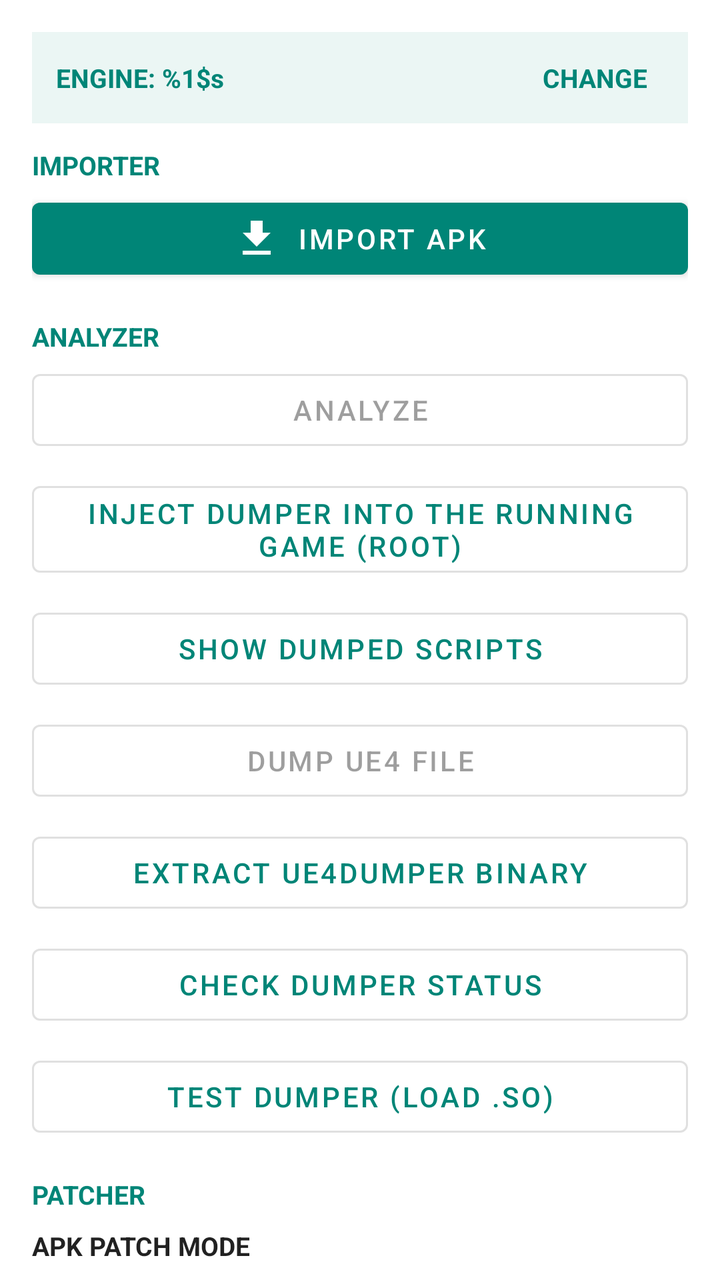
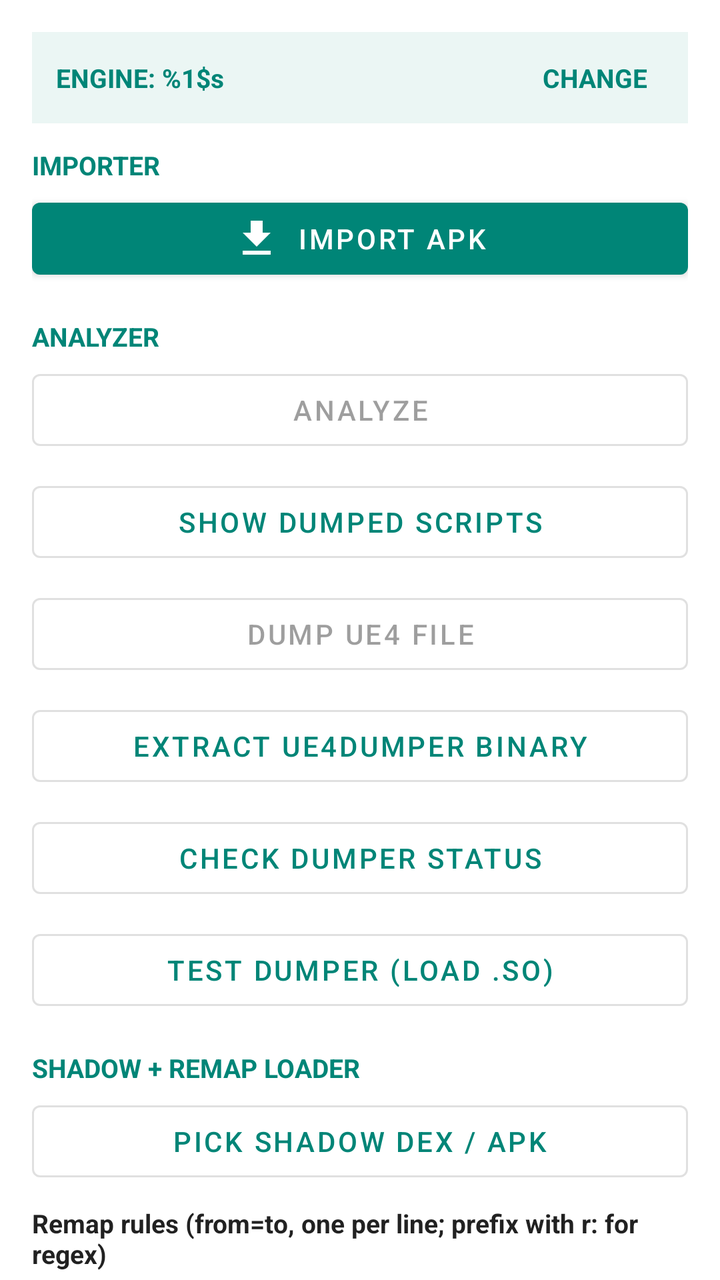

The first picture is an Android layout as it rendered before a commit; the second is the same layout after the commit. The layout source and the unified diff follow.
<!-- AndroidManifest.xml: application theme AppTheme -->
<!-- res/layout/fragment_home.xml -->
<?xml version="1.0" encoding="utf-8"?>
<androidx.core.widget.NestedScrollView
    xmlns:android="http://schemas.android.com/apk/res/android"
    xmlns:app="http://schemas.android.com/apk/res-auto"
    android:id="@+id/home_scroll"
    android:layout_width="match_parent"
    android:layout_height="match_parent"
    android:fillViewport="true">

    <LinearLayout
        android:layout_width="match_parent"
        android:layout_height="wrap_content"
        android:orientation="vertical"
        android:padding="16dp">

        <LinearLayout
            android:layout_width="match_parent"
            android:layout_height="wrap_content"
            android:background="#14008877"
            android:gravity="center_vertical"
            android:orientation="horizontal"
            android:paddingStart="12dp"
            android:paddingTop="6dp"
            android:paddingEnd="12dp"
            android:paddingBottom="6dp">

            <TextView
                android:id="@+id/engine_label"
                android:layout_width="0dp"
                android:layout_height="wrap_content"
                android:layout_weight="1"
                android:text="@string/engine_label"
                android:textColor="@color/colorPrimary"
                android:textSize="13sp"
                android:textStyle="bold" />

            <TextView
                android:id="@+id/engine_change"
                android:layout_width="wrap_content"
                android:layout_height="wrap_content"
                android:background="?android:attr/selectableItemBackground"
                android:clickable="true"
                android:focusable="true"
                android:padding="8dp"
                android:text="@string/engine_change"
                android:textColor="@color/colorPrimary"
                android:textSize="13sp"
                android:textStyle="bold" />
        </LinearLayout>

        <TextView
            android:id="@+id/section_importer"
            android:layout_width="wrap_content"
            android:layout_height="wrap_content"
            android:layout_marginTop="12dp"
            android:layout_marginBottom="4dp"
            android:text="@string/section_importer"
            android:textColor="@color/colorPrimary"
            android:textSize="13sp"
            android:textStyle="bold" />

        <com.google.android.material.button.MaterialButton
            android:id="@+id/import_apk"
            android:layout_width="match_parent"
            android:layout_height="wrap_content"
            android:text="@string/import_apk"
            app:icon="@drawable/ic_import"
            app:iconGravity="textStart" />

        <TextView
            android:id="@+id/section_analyzer"
            android:layout_width="wrap_content"
            android:layout_height="wrap_content"
            android:layout_marginTop="16dp"
            android:layout_marginBottom="4dp"
            android:text="@string/section_analyzer"
            android:textColor="@color/colorPrimary"
            android:textSize="13sp"
            android:textStyle="bold" />

        <com.google.android.material.button.MaterialButton
            android:id="@+id/analyze_apk"
            style="@style/Widget.MaterialComponents.Button.OutlinedButton"
            android:layout_width="match_parent"
            android:layout_height="wrap_content"
            android:enabled="false"
            android:text="@string/analyze_apk" />

        <com.google.android.material.button.MaterialButton
            android:id="@+id/inject_dumper"
            style="@style/Widget.MaterialComponents.Button.OutlinedButton"
            android:layout_width="match_parent"
            android:layout_height="wrap_content"
            android:layout_marginTop="8dp"
            android:text="@string/inject_dumper" />

        <com.google.android.material.button.MaterialButton
            android:id="@+id/show_dumps"
            style="@style/Widget.MaterialComponents.Button.OutlinedButton"
            android:layout_width="match_parent"
            android:layout_height="wrap_content"
            android:layout_marginTop="8dp"
            android:text="@string/show_dumps" />

        <com.google.android.material.button.MaterialButton
            android:id="@+id/dump_ue4"
            style="@style/Widget.MaterialComponents.Button.OutlinedButton"
            android:layout_width="match_parent"
            android:layout_height="wrap_content"
            android:layout_marginTop="8dp"
            android:enabled="false"
            android:text="@string/dump_ue4_file" />

        <com.google.android.material.button.MaterialButton
            android:id="@+id/extract_dumper"
            style="@style/Widget.MaterialComponents.Button.OutlinedButton"
            android:layout_width="match_parent"
            android:layout_height="wrap_content"
            android:layout_marginTop="8dp"
            android:text="@string/extract_dumper_binary" />

        <com.google.android.material.button.MaterialButton
            android:id="@+id/check_dumper_status"
            style="@style/Widget.MaterialComponents.Button.OutlinedButton"
            android:layout_width="match_parent"
            android:layout_height="wrap_content"
            android:layout_marginTop="8dp"
            android:text="@string/check_dumper_status" />

        <com.google.android.material.button.MaterialButton
            android:id="@+id/test_dumper"
            style="@style/Widget.MaterialComponents.Button.OutlinedButton"
            android:layout_width="match_parent"
            android:layout_height="wrap_content"
            android:layout_marginTop="8dp"
            android:text="@string/test_dumper" />

        <TextView
            android:id="@+id/section_patcher"
            android:layout_width="wrap_content"
            android:layout_height="wrap_content"
            android:layout_marginTop="16dp"
            android:layout_marginBottom="4dp"
            android:text="@string/section_patcher"
            android:textColor="@color/colorPrimary"
            android:textSize="13sp"
            android:textStyle="bold" />

        <TextView
            android:layout_width="wrap_content"
            android:layout_height="wrap_content"
            android:layout_marginTop="4dp"
            android:text="@string/patch_mode_label"
            android:textColor="?android:attr/textColorPrimary"
            android:textSize="13sp"
            android:textStyle="bold" />

        <Spinner
            android:id="@+id/patch_mode"
            android:layout_width="match_parent"
            android:layout_height="wrap_content"
            android:layout_marginTop="4dp" />

        <com.google.android.material.button.MaterialButton
            android:id="@+id/patch_apk"
            style="@style/Widget.MaterialComponents.Button.OutlinedButton"
            android:layout_width="match_parent"
            android:layout_height="wrap_content"
            android:layout_marginTop="8dp"
            android:text="@string/patch_apk" />

        <com.google.android.material.button.MaterialButton
            android:id="@+id/install_patched"
            android:layout_width="match_parent"
            android:layout_height="wrap_content"
            android:layout_marginTop="8dp"
            android:enabled="false"
            android:text="@string/install_patched_apk"
            android:visibility="gone" />

        <com.google.android.material.button.MaterialButton
            android:id="@+id/inject_aimbot"
            style="@style/Widget.MaterialComponents.Button.OutlinedButton"
            android:layout_width="match_parent"
            android:layout_height="wrap_content"
            android:layout_marginTop="8dp"
            android:text="@string/inject_aimbot" />

        <TextView
            android:id="@+id/section_shadow_loader"
            android:layout_width="wrap_content"
            android:layout_height="wrap_content"
            android:layout_marginTop="16dp"
            android:layout_marginBottom="4dp"
            android:text="@string/section_shadow_loader"
            android:textColor="@color/colorPrimary"
            android:textSize="13sp"
            android:textStyle="bold" />

        <com.google.android.material.button.MaterialButton
            android:id="@+id/shadow_pick"
            style="@style/Widget.MaterialComponents.Button.OutlinedButton"
            android:layout_width="match_parent"
            android:layout_height="wrap_content"
            android:text="@string/shadow_pick" />

        <TextView
            android:layout_width="wrap_content"
            android:layout_height="wrap_content"
            android:layout_marginTop="8dp"
            android:layout_marginBottom="4dp"
            android:text="@string/shadow_rules_label"
            android:textColor="?android:attr/textColorPrimary"
            android:textSize="13sp"
            android:textStyle="bold" />

        <EditText
            android:id="@+id/shadow_rules"
            android:layout_width="match_parent"
            android:layout_height="wrap_content"
            android:layout_marginTop="4dp"
            android:hint="@string/shadow_rules_label"
            android:inputType="textMultiLine"
            android:lines="3"
            android:minLines="3"
            android:textSize="11sp"
            android:fontFamily="monospace" />

        <com.google.android.material.button.MaterialButton
            android:id="@+id/shadow_load"
            style="@style/Widget.MaterialComponents.Button.OutlinedButton"
            android:layout_width="match_parent"
            android:layout_height="wrap_content"
            android:layout_marginTop="8dp"
            android:text="@string/shadow_load" />

        <com.google.android.material.button.MaterialButton
            android:id="@+id/shadow_test"
            style="@style/Widget.MaterialComponents.Button.OutlinedButton"
            android:layout_width="match_parent"
            android:layout_height="wrap_content"
            android:layout_marginTop="8dp"
            android:enabled="false"
            android:text="@string/shadow_test" />

        <TextView
            android:id="@+id/shadow_class_label"
            android:layout_width="wrap_content"
            android:layout_height="wrap_content"
            android:layout_marginTop="8dp"
            android:layout_marginBottom="4dp"
            android:text="@string/shadow_class_label"
            android:textColor="?android:attr/textColorPrimary"
            android:textSize="13sp"
            android:textStyle="bold" />

        <EditText
            android:id="@+id/shadow_class"
            android:layout_width="match_parent"
            android:layout_height="wrap_content"
            android:layout_marginTop="4dp"
            android:hint="@string/shadow_class_label"
            android:textSize="12sp" />

        <TextView
            android:id="@+id/shadow_status"
            android:layout_width="match_parent"
            android:layout_height="wrap_content"
            android:layout_marginTop="8dp"
            android:text="@string/shadow_not_loaded"
            android:textColor="?android:attr/textColorSecondary"
            android:textSize="12sp" />

        <com.google.android.material.card.MaterialCardView
            android:id="@+id/import_details_card"
            android:layout_width="match_parent"
            android:layout_height="wrap_content"
            android:layout_marginTop="12dp"
            android:visibility="gone"
            app:cardCornerRadius="16dp"
            app:cardElevation="2dp">

            <LinearLayout
                android:layout_width="match_parent"
                android:layout_height="wrap_content"
                android:orientation="vertical"
                android:padding="16dp">

                <TextView
                    android:layout_width="wrap_content"
                    android:layout_height="wrap_content"
                    android:text="@string/import_card_title"
                    android:textColor="?android:attr/textColorPrimary"
                    android:textSize="13sp"
                    android:textStyle="bold" />

                <TextView
                    android:id="@+id/import_kind"
                    android:layout_width="wrap_content"
                    android:layout_height="wrap_content"
                    android:layout_marginTop="4dp"
                    android:textColor="@color/colorPrimary"
                    android:textSize="18sp"
                    android:textStyle="bold" />

                <TextView
                    android:id="@+id/import_summary"
                    android:layout_width="wrap_content"
                    android:layout_height="wrap_content"
                    android:layout_marginTop="2dp"
                    android:textColor="?android:attr/textColorSecondary"
                    android:textSize="13sp" />

                <LinearLayout
                    android:id="@+id/import_list"
                    android:layout_width="match_parent"
                    android:layout_height="wrap_content"
                    android:layout_marginTop="8dp"
                    android:orientation="vertical" />

                <View
                    android:layout_width="match_parent"
                    android:layout_height="1dp"
                    android:layout_marginTop="12dp"
                    android:background="#1F000000" />

                <TextView
                    android:layout_width="wrap_content"
                    android:layout_height="wrap_content"
                    android:layout_marginTop="12dp"
                    android:text="@string/analyze_label"
                    android:textColor="?android:attr/textColorPrimary"
                    android:textSize="13sp"
                    android:textStyle="bold" />

                <TextView
                    android:id="@+id/analyze_result"
                    android:layout_width="wrap_content"
                    android:layout_height="wrap_content"
                    android:layout_marginTop="4dp"
                    android:text="@string/analyze_idle"
                    android:textColor="?android:attr/textColorSecondary"
                    android:textSize="15sp" />

                <TextView
                    android:id="@+id/analyze_evidence"
                    android:layout_width="match_parent"
                    android:layout_height="wrap_content"
                    android:layout_marginTop="4dp"
                    android:textColor="?android:attr/textColorSecondary"
                    android:textSize="12sp" />

                <View
                    android:layout_width="match_parent"
                    android:layout_height="1dp"
                    android:layout_marginTop="12dp"
                    android:background="#1F000000" />

                <TextView
                    android:id="@+id/status_text"
                    android:layout_width="match_parent"
                    android:layout_height="wrap_content"
                    android:layout_marginTop="12dp"
                    android:text="@string/status_idle"
                    android:textColor="?android:attr/textColorSecondary"
                    android:textSize="13sp" />

                <ProgressBar
                    android:id="@+id/progress_bar"
                    style="?android:attr/progressBarStyleHorizontal"
                    android:layout_width="match_parent"
                    android:layout_height="wrap_content"
                    android:layout_marginTop="6dp"
                    android:indeterminate="true"
                    android:visibility="gone" />

                <TextView
                    android:layout_width="wrap_content"
                    android:layout_height="wrap_content"
                    android:layout_marginTop="12dp"
                    android:text="CONSOLE"
                    android:textColor="?android:attr/textColorPrimary"
                    android:textSize="13sp"
                    android:textStyle="bold" />

                <ScrollView
                    android:id="@+id/console_scroll"
                    android:layout_width="match_parent"
                    android:layout_height="180dp"
                    android:layout_marginTop="4dp"
                    android:background="#000000"
                    android:padding="8dp">

                    <TextView
                        android:id="@+id/console_log"
                        android:layout_width="match_parent"
                        android:layout_height="wrap_content"
                        android:fontFamily="monospace"
                        android:textColor="#00FF00"
                        android:textSize="11sp"
                        android:textIsSelectable="true" />
                </ScrollView>
            </LinearLayout>
        </com.google.android.material.card.MaterialCardView>

    </LinearLayout>
</androidx.core.widget.NestedScrollView>
<!-- resources referenced by this layout -->
<resources>
  <color name="colorPrimary">#008577</color>
  <!-- drawable ic_import (drawable) -->
  <vector xmlns:android="http://schemas.android.com/apk/res/android"
      android:width="24dp"
      android:height="24dp"
      android:viewportWidth="24"
      android:viewportHeight="24">
      <path
          android:fillColor="@android:color/white"
          android:pathData="M19,9h-4V3H9v6H5l7,7 7,-7zM5,18v2h14v-2H5z" />
  </vector>
  <string name="analyze_apk">Analyze</string>
  <string name="analyze_idle">Tap Analyze to detect the engine.</string>
  <string name="analyze_label">ENGINE / COMPILER</string>
  <string name="check_dumper_status">Check dumper status</string>
  <string name="dump_ue4_file">Dump UE4 file</string>
  <string name="engine_change">CHANGE</string>
  <string name="engine_label">ENGINE: %1$s</string>
  <string name="extract_dumper_binary">Extract UE4Dumper binary</string>
  <string name="import_apk">Import APK</string>
  <string name="import_card_title">DETECTED PACKAGE</string>
  <string name="inject_aimbot">Inject Aimbot (ptrace)</string>
  <string name="inject_dumper">Inject dumper into the running game (root)</string>
  <string name="install_patched_apk">Install patched APK</string>
  <string name="patch_apk">Patch imported APK</string>
  <string name="patch_mode_label">APK PATCH MODE</string>
  <string name="section_analyzer">ANALYZER</string>
  <string name="section_importer">IMPORTER</string>
  <string name="section_patcher">PATCHER</string>
  <string name="section_shadow_loader">SHADOW + REMAP LOADER</string>
  <string name="shadow_class_label">Class to test (e.g. com.mod.shadow.PlayerController)</string>
  <string name="shadow_load">Load shadow loader</string>
  <string name="shadow_not_loaded">Shadow loader not loaded</string>
  <string name="shadow_pick">Pick shadow DEX / APK</string>
  <string name="shadow_rules_label">Remap rules (from=to, one per line; prefix with r: for regex)</string>
  <string name="shadow_test">Load &amp; instantiate class</string>
  <string name="show_dumps">Show dumped scripts</string>
  <string name="status_idle">Ready.</string>
  <string name="test_dumper">Test dumper (load .so)</string>
  <style name="AppTheme" parent="Theme.MaterialComponents.Light.DarkActionBar">
          <item name="colorPrimary">@color/colorPrimary</item>
          <item name="colorPrimaryDark">@color/colorPrimaryDark</item>
          <item name="colorSecondary">@color/colorAccent</item>
          <item name="colorAccent">@color/colorAccent</item>
      </style>
  <color name="colorPrimaryDark">#00574B</color>
  <color name="colorAccent">#D81B60</color>
</resources>

<!-- the commit's change to res/layout/fragment_home.xml (unified diff, before → after) -->
@@ -87,14 +87,6 @@
             android:text="@string/analyze_apk" />
 
         <com.google.android.material.button.MaterialButton
-            android:id="@+id/inject_dumper"
-            style="@style/Widget.MaterialComponents.Button.OutlinedButton"
-            android:layout_width="match_parent"
-            android:layout_height="wrap_content"
-            android:layout_marginTop="8dp"
-            android:text="@string/inject_dumper" />
-
-        <com.google.android.material.button.MaterialButton
             android:id="@+id/show_dumps"
             style="@style/Widget.MaterialComponents.Button.OutlinedButton"
             android:layout_width="match_parent"
@@ -134,57 +126,6 @@
             android:layout_height="wrap_content"
             android:layout_marginTop="8dp"
             android:text="@string/test_dumper" />
-
-        <TextView
-            android:id="@+id/section_patcher"
-            android:layout_width="wrap_content"
-            android:layout_height="wrap_content"
-            android:layout_marginTop="16dp"
-            android:layout_marginBottom="4dp"
-            android:text="@string/section_patcher"
-            android:textColor="@color/colorPrimary"
-            android:textSize="13sp"
-            android:textStyle="bold" />
-
-        <TextView
-            android:layout_width="wrap_content"
-            android:layout_height="wrap_content"
-            android:layout_marginTop="4dp"
-            android:text="@string/patch_mode_label"
-            android:textColor="?android:attr/textColorPrimary"
-            android:textSize="13sp"
-            android:textStyle="bold" />
-
-        <Spinner
-            android:id="@+id/patch_mode"
-            android:layout_width="match_parent"
-            android:layout_height="wrap_content"
-            android:layout_marginTop="4dp" />
-
-        <com.google.android.material.button.MaterialButton
-            android:id="@+id/patch_apk"
-            style="@style/Widget.MaterialComponents.Button.OutlinedButton"
-            android:layout_width="match_parent"
-            android:layout_height="wrap_content"
-            android:layout_marginTop="8dp"
-            android:text="@string/patch_apk" />
-
-        <com.google.android.material.button.MaterialButton
-            android:id="@+id/install_patched"
-            android:layout_width="match_parent"
-            android:layout_height="wrap_content"
-            android:layout_marginTop="8dp"
-            android:enabled="false"
-            android:text="@string/install_patched_apk"
-            android:visibility="gone" />
-
-        <com.google.android.material.button.MaterialButton
-            android:id="@+id/inject_aimbot"
-            style="@style/Widget.MaterialComponents.Button.OutlinedButton"
-            android:layout_width="match_parent"
-            android:layout_height="wrap_content"
-            android:layout_marginTop="8dp"
-            android:text="@string/inject_aimbot" />
 
         <TextView
             android:id="@+id/section_shadow_loader"
<!-- resource entries referenced after the edit -->
@@ -21,14 +21,8 @@
   <string name="extract_dumper_binary">Extract UE4Dumper binary</string>
   <string name="import_apk">Import APK</string>
   <string name="import_card_title">DETECTED PACKAGE</string>
-  <string name="inject_aimbot">Inject Aimbot (ptrace)</string>
-  <string name="inject_dumper">Inject dumper into the running game (root)</string>
-  <string name="install_patched_apk">Install patched APK</string>
-  <string name="patch_apk">Patch imported APK</string>
-  <string name="patch_mode_label">APK PATCH MODE</string>
   <string name="section_analyzer">ANALYZER</string>
   <string name="section_importer">IMPORTER</string>
-  <string name="section_patcher">PATCHER</string>
   <string name="section_shadow_loader">SHADOW + REMAP LOADER</string>
   <string name="shadow_class_label">Class to test (e.g. com.mod.shadow.PlayerController)</string>
   <string name="shadow_load">Load shadow loader</string>
